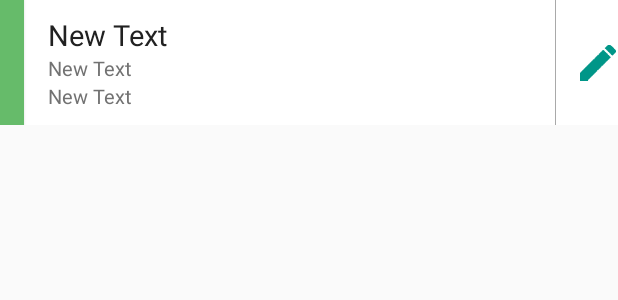
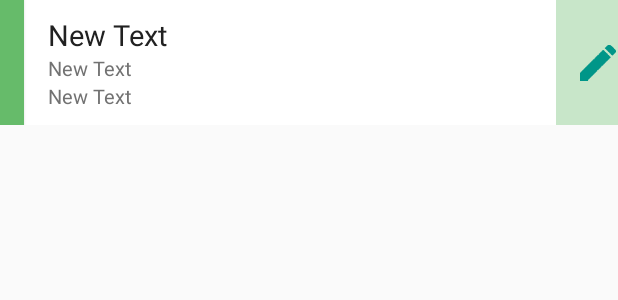
Before and after one commit to ObidosDev/5-3-1-Assistant, an Android app: the layout item_exercises_recycler.xml on its own in the app's theme, with its tools: preview values and no code run, on a phone screen of 412 x 824 dp. Shown: the top 300 px of the screen. Run offline under Robolectric (Android 15) with nearby library versions, the phone set to English and light mode, and no system bars.

Commit message:
Small changes in design and set min version of OS to 16

```diff
--- a/AssistantForTraining(Method531)/app/build.gradle
+++ b/AssistantForTraining(Method531)/app/build.gradle
@@ -6,7 +6,7 @@ android {
 
     defaultConfig {
         applicationId "dev.obidos.wrd.assistantfortrainingmethod531"
-        minSdkVersion 14
+        minSdkVersion 16
         targetSdkVersion 23
     }
     buildTypes {
--- a/AssistantForTraining(Method531)/app/src/main/res/layout/activity_exercises.xml
+++ b/AssistantForTraining(Method531)/app/src/main/res/layout/activity_exercises.xml
@@ -90,7 +90,7 @@
                     android:fadeScrollbars="true"
                     android:divider="@color/divider"
                     android:visibility="visible"
-                    android:dividerHeight="5dp" />
+                    android:dividerHeight="1dp" />
 
                 <TextView
                     android:layout_width="match_parent"
--- a/AssistantForTraining(Method531)/app/src/main/res/layout/item_exercises_recycler.xml
+++ b/AssistantForTraining(Method531)/app/src/main/res/layout/item_exercises_recycler.xml
@@ -4,7 +4,7 @@
     android:orientation="vertical"
     android:layout_width="match_parent"
     android:layout_height="wrap_content"
-    android:background="@color/divider">
+    android:background="@color/white">
 
     <HorizontalScrollView
         android:layout_width="match_parent"
@@ -89,7 +89,7 @@
                 android:layout_width="wrap_content"
                 android:padding="@dimen/titleBar_icons_padding"
                 android:layout_height="match_parent"
-                android:background="@color/white"
+                android:background="@color/primary_light"
                 android:gravity="center">
 
                 <ImageView
```
Also changed, not shown: AssistantForTraining(Method531)/app/src/main/java/dev/obidos/wrd/assistantfortrainingmethod531/adapter/ExercisesRecyclerViewAdapter.java (+22 -8 lines), AssistantForTraining(Method531)/app/src/main/res/drawable-hdpi/png_logo.png.
